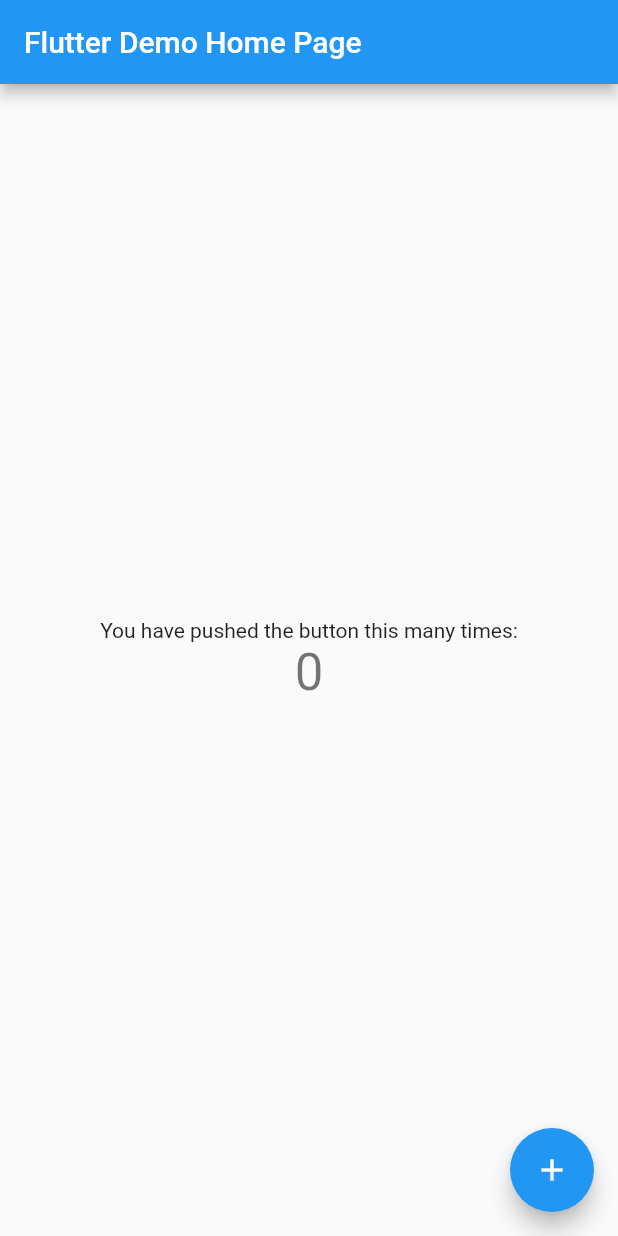
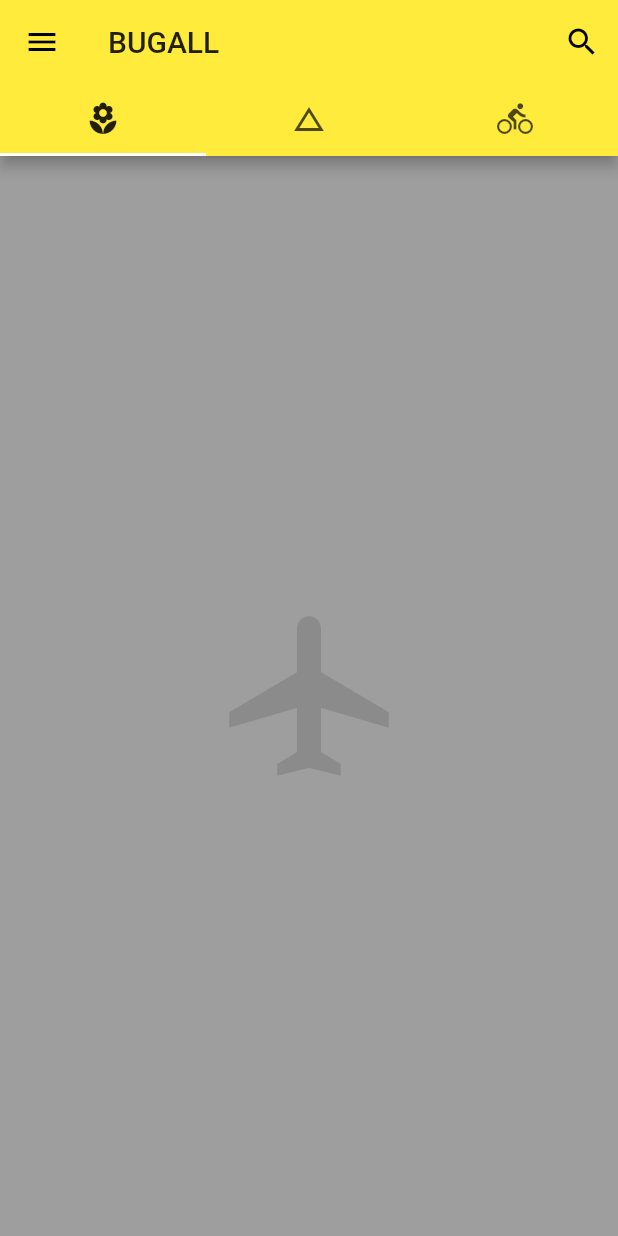
Before and after one commit to bugall/base-widget, a Flutter app: the screen it shows after launch, on a phone screen of 412 x 824 dp. Run offline on Flutter 3.47's test engine with Material 2 defaults, Android fonts, the phone set to English and light mode, and no system bars.

Commit message:
feat: nav and tab

```diff
--- /dev/null
+++ b/lib/component/tab/simple.dart
@@ -0,0 +1,42 @@
+import 'package:flutter/material.dart';
+
+class Simple extends StatelessWidget {
+  @override
+  Widget build(BuildContext context) {
+    return DefaultTabController(
+      length: 3,
+      child: Scaffold(
+        backgroundColor: Colors.grey,
+        appBar: AppBar(
+          leading: IconButton(
+            icon: Icon(Icons.menu),
+            tooltip: 'Navigration',
+            onPressed: () => debugPrint("nav is pressed"),
+          ),
+          title: Text('BUGALL'),
+          actions: <Widget>[
+            IconButton(
+              icon: Icon(Icons.search),
+              tooltip: 'Search',
+              onPressed: () => debugPrint("search is pressed"),
+            ),
+          ],
+          bottom: TabBar(
+            tabs: <Widget>[
+              Tab(icon: Icon(Icons.local_florist)),
+              Tab(icon: Icon(Icons.change_history)),
+              Tab(icon: Icon(Icons.directions_bike)),
+            ],
+          )
+        ),
+        body: TabBarView(
+          children: <Widget>[
+            Icon(Icons.local_airport, size: 128.0, color: Colors.black12),
+            Icon(Icons.local_florist, size: 128.0, color: Colors.black12),
+            Icon(Icons.directions_bike, size: 128.0, color: Colors.black12),
+          ],
+        ),
+      )
+    );
+  }
+}
--- a/lib/main.dart
+++ b/lib/main.dart
@@ -1,112 +1,20 @@
 import 'package:flutter/material.dart';
+import './component/navigration.dart';
+import './component/tab/simple.dart';
 
-void main() => runApp(MyApp());
+void main() {
+  runApp(App());
+}
 
-class MyApp extends StatelessWidget {
-  // This widget is the root of your application.
+class App extends StatelessWidget {
   @override
   Widget build(BuildContext context) {
-    return MaterialApp(
-      title: 'Flutter Demo',
-      theme: ThemeData(
-        // This is the theme of your application.
-        //
-        // Try running your application with "flutter run". You'll see the
-        // application has a blue toolbar. Then, without quitting the app, try
-        // changing the primarySwatch below to Colors.green and then invoke
-        // "hot reload" (press "r" in the console where you ran "flutter run",
-        // or simply save your changes to "hot reload" in a Flutter IDE).
-        // Notice that the counter didn't reset back to zero; the application
-        // is not restarted.
-        primarySwatch: Colors.blue,
+    return new MaterialApp(
+      home: Simple(),
+      // home: Navigration(),
+      theme: new ThemeData(
+        primarySwatch: Colors.yellow
       ),
-      home: MyHomePage(title: 'Flutter Demo Home Page'),
     );
   }
 }
-
-class MyHomePage extends StatefulWidget {
-  MyHomePage({Key key, this.title}) : super(key: key);
-
-  // This widget is the home page of your application. It is stateful, meaning
-  // that it has a State object (defined below) that contains fields that affect
-  // how it looks.
-
-  // This class is the configuration for the state. It holds the values (in this
-  // case the title) provided by the parent (in this case the App widget) and
-  // used by the build method of the State. Fields in a Widget subclass are
-  // always marked "final".
-
-  final String title;
-
-  @override
-  _MyHomePageState createState() => _MyHomePageState();
-}
-
-class _MyHomePageState extends State<MyHomePage> {
-  int _counter = 0;
-  int _test = 0;
-  void _incrementCounter() {
-    setState(() {
-      // This call to setState tells the Flutter framework that something has
-      // changed in this State, which causes it to rerun the build method below
-      // so that the display can reflect the updated values. If we changed
-      // _counter without calling setState(), then the build method would not be
-      // called again, and so nothing would appear to happen.
-      _counter++;
-      _test++;
-    });
-  }
-
-  @override
-  Widget build(BuildContext context) {
-    // This method is rerun every time setState is called, for instance as done
-    // by the _incrementCounter method above.
-    //
-    // The Flutter framework has been optimized to make rerunning build methods
-    // fast, so that you can just rebuild anything that needs updating rather
-    // than having to individually change instances of widgets.
-    return Scaffold(
-      appBar: AppBar(
-        // Here we take the value from the MyHomePage object that was created by
-        // the App.build method, and use it to set our appbar title.
-        title: Text(widget.title),
-      ),
-      body: Center(
-        // Center is a layout widget. It takes a single child and positions it
-        // in the middle of the parent.
-        child: Column(
-          // Column is also layout widget. It takes a list of children and
-          // arranges them vertically. By default, it sizes itself to fit its
-          // children horizontally, and tries to be as tall as its parent.
-          //
-          // Invoke "debug painting" (press "p" in the console, choose the
-          // "Toggle Debug Paint" action from the Flutter Inspector in Android
-          // Studio, or the "Toggle Debug Paint" command in Visual Studio Code)
-          // to see the wireframe for each widget.
-          //
-          // Column has various properties to control how it sizes itself and
-          // how it positions its children. Here we use mainAxisAlignment to
-          // center the children vertically; the main axis here is the vertical
-          // axis because Columns are vertical (the cross axis would be
-          // horizontal).
-          mainAxisAlignment: MainAxisAlignment.center,
-          children: <Widget>[
-            Text(
-              'You have pushed the button this many times:',
-            ),
-            Text(
-              '$_counter',
-              style: Theme.of(context).textTheme.display1,
-            ),
-          ],
-        ),
-      ),
-      floatingActionButton: FloatingActionButton(
-        onPressed: _incrementCounter,
-        tooltip: 'Increment',
-        child: Icon(Icons.add),
-      ), // This trailing comma makes auto-formatting nicer for build methods.
-    );
-  }
-}
```
Also changed, not shown: lib/component/navigration.dart (added, +39 -0 lines), 1 other file.
